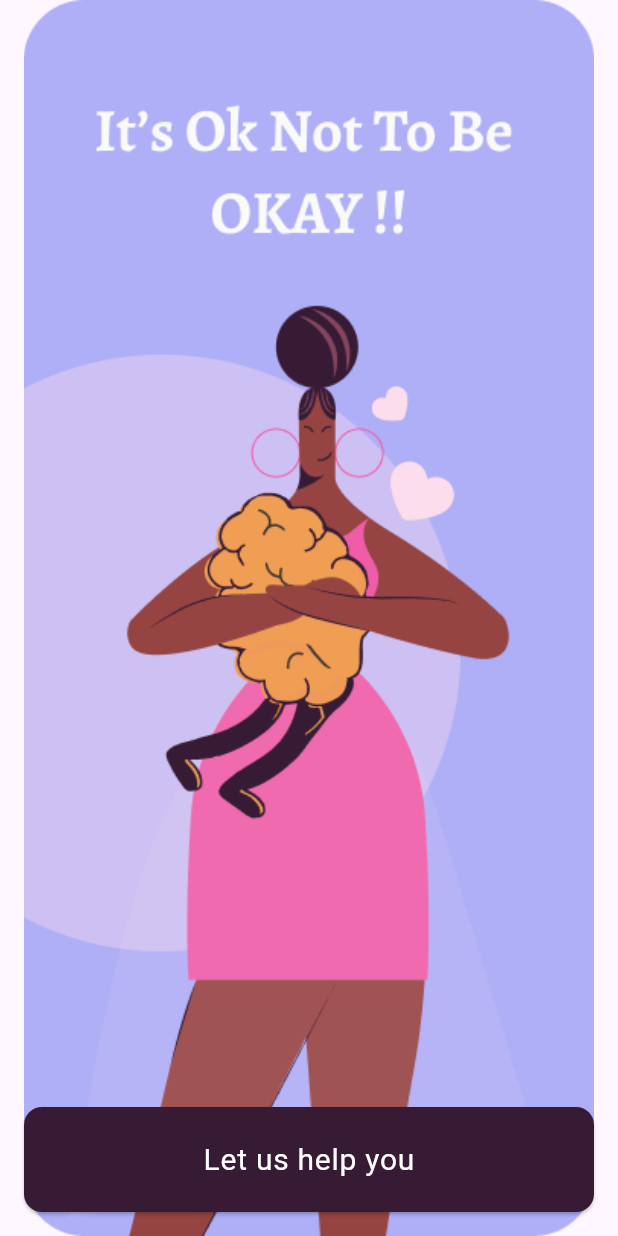
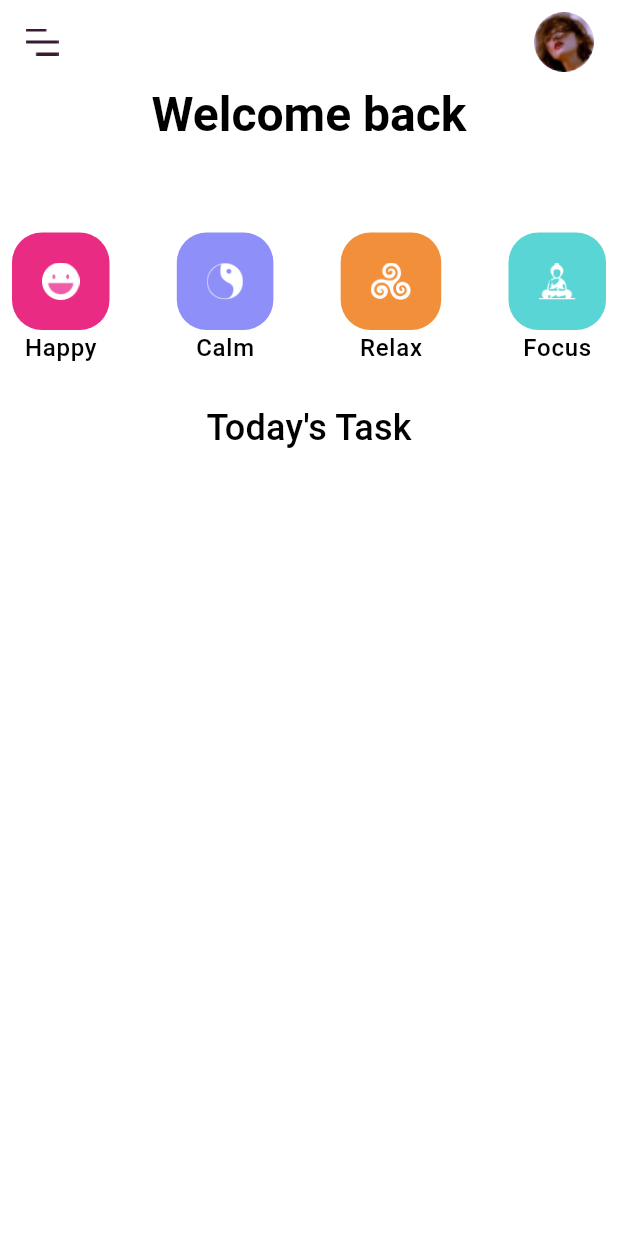
Before and after one commit to ritik6559/Mental-Health-Care-App-Flutter, a Flutter app: the screen it shows after launch, on a phone screen of 412 x 824 dp. Run offline on Flutter 3.47's test engine with Material 3 defaults, Android fonts, the light colour scheme and no system bars; our stand-ins replace google_fonts.

Commit message:
addng meditation screen

```diff
--- /dev/null
+++ b/lib/features/meditation/presentation/screens/meditation_screen.dart
@@ -0,0 +1,85 @@
+import 'package:flutter/material.dart';
+import 'package:mental_health_care_app/core/theme.dart';
+import 'package:mental_health_care_app/features/meditation/presentation/widgets/feeling_button.dart';
+
+class MeditationScreen extends StatelessWidget {
+  const MeditationScreen({super.key});
+
+  @override
+  Widget build(BuildContext context) {
+    return Scaffold(
+      backgroundColor: DefaultColors.white,
+      appBar: AppBar(
+        backgroundColor: Colors.white,
+        elevation: 0,
+        leading: Image.asset('assets/menu_burger.png'),
+        actions: const [
+          CircleAvatar(
+            backgroundImage: AssetImage(
+              'assets/profile.png',
+            ),
+          ),
+          SizedBox(
+            width: 16,
+          )
+        ],
+      ),
+      body: Padding(
+        padding: const EdgeInsets.symmetric(horizontal: 8.0),
+        child: Column(
+          children: [
+            Text(
+              "Welcome back",
+              style: Theme.of(context).textTheme.titleLarge,
+            ),
+            const Text(
+              "How are you feeling today ?",
+            ),
+            const SizedBox(
+              height: 32,
+            ),
+            Row(
+              mainAxisAlignment: MainAxisAlignment.spaceBetween,
+              children: [
+                FeelingButton(
+                  label: 'Happy',
+                  image: 'assets/happy.png',
+                  color: DefaultColors.pink,
+                  onTap: () {},
+                ),
+                FeelingButton(
+                  label: 'Calm',
+                  image: 'assets/calm.png',
+                  color: DefaultColors.purple,
+                  onTap: () {},
+                ),
+                FeelingButton(
+                  label: 'Relax',
+                  image: 'assets/relax.png',
+                  color: DefaultColors.orange,
+                  onTap: () {},
+                ),
+                FeelingButton(
+                  label: 'Focus',
+                  image: 'assets/focus.png',
+                  color: DefaultColors.lightteal,
+                  onTap: () {},
+                )
+              ],
+            ),
+            const SizedBox(
+              height: 24,
+            ),
+            Text(
+              'Today\'s Task',
+              style: Theme.of(context).textTheme.titleMedium,
+            ),
+            const SizedBox(
+              height: 16,
+            ),
+          ],
+        ),
+      ),
+    );
+  }
+}
--- /dev/null
+++ b/lib/features/meditation/presentation/widgets/feeling_button.dart
@@ -0,0 +1,30 @@
+import 'package:flutter/material.dart';
+
+class FeelingButton extends StatelessWidget {
+  final String label;
+  final String image;
+  final Color color;
+  final VoidCallback onTap;
+
+  const FeelingButton({Key? key, required this.label, required this.image, required this.color, required this.onTap}) : super(key: key);
+
+  @override
+  Widget build(BuildContext context) {
+    return GestureDetector(
+      onTap: onTap,
+      child: Column(
+        children: [
+          Container(
+            padding: const EdgeInsets.all(20),
+            decoration: BoxDecoration(
+              borderRadius: BorderRadius.circular(20),
+              color: color,
+            ),
+            child: Image.asset(image, height: 25,),
+          ),
+          Text(label, style: Theme.of(context).textTheme.labelSmall,)
+        ],
+      ),
+    );
+  }
+}
--- a/lib/main.dart
+++ b/lib/main.dart
@@ -1,5 +1,6 @@
 import 'package:flutter/material.dart';
 import 'package:mental_health_care_app/core/theme.dart';
+import 'package:mental_health_care_app/features/meditation/presentation/screens/meditation_screen.dart';
 import 'package:mental_health_care_app/presentation/onboarding/on_boarding_screen.dart';
 
 void main() {
@@ -14,7 +15,8 @@ class MyApp extends StatelessWidget {
     return MaterialApp(
       title: 'Flutter Demo',
       theme: AppTheme.lightTheme,
-      home: const OnboardingScreen(),
+      debugShowCheckedModeBanner: false,
+      home: const MeditationScreen(),
     );
   }
 }
--- a/lib/presentation/onboarding/on_boarding_screen.dart
+++ b/lib/presentation/onboarding/on_boarding_screen.dart
@@ -1,7 +1,7 @@
 import 'package:flutter/material.dart';
 
 class OnboardingScreen extends StatelessWidget {
-  const OnboardingScreen({Key? key}) : super(key: key);
+  const OnboardingScreen({super.key});
 
   @override
   Widget build(BuildContext context) {
```
